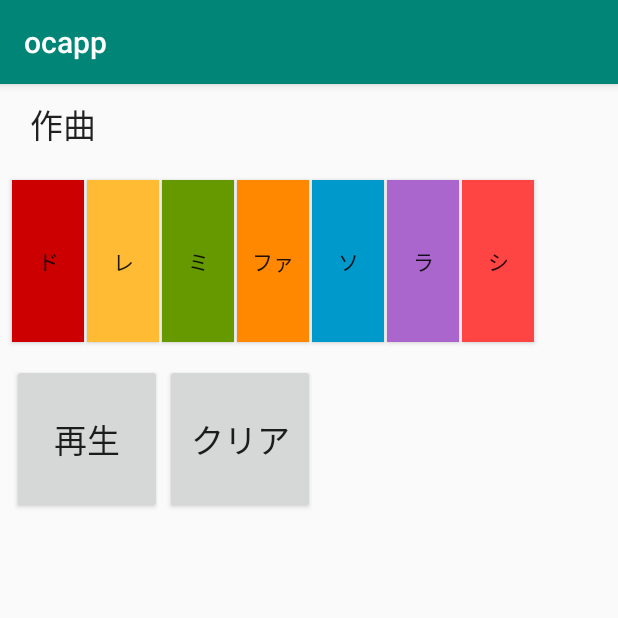
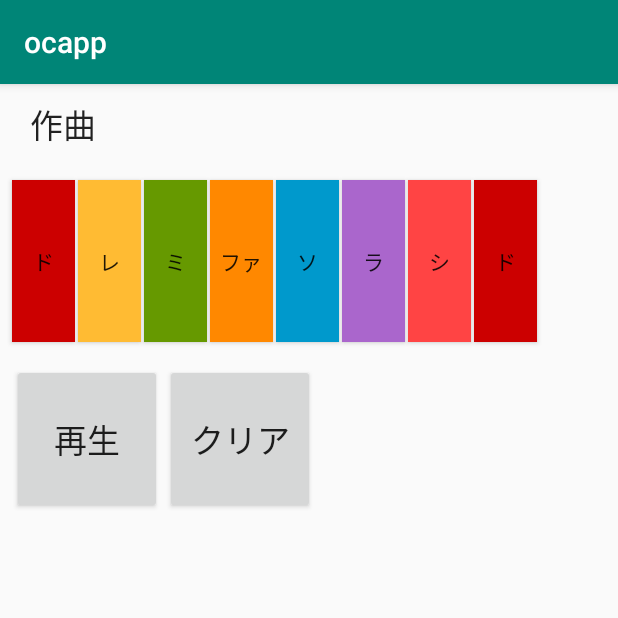
Before and after one commit to masterpiece015v/ocapp, an Android app: the screen it shows after launch (MainActivity), after a tap on an icon or button, on a phone screen of 412 x 824 dp, the top half of it. Run offline under Robolectric (Android 15) with nearby library versions, the phone set to English and light mode, and no system bars.

Commit message:
19080601

```diff
--- a/app/src/main/java/com/example/ocuser/ocapp/MainActivity.kt
+++ b/app/src/main/java/com/example/ocuser/ocapp/MainActivity.kt
@@ -16,13 +16,14 @@ class MainActivity : AppCompatActivity() {
     private lateinit var soundPool : SoundPool
     val scoreList = mutableListOf<Note>()        //楽譜
     val scaleMap = mutableMapOf<String,Int>()    //音階と音源の対応
-    lateinit var btn_do : Button                //ドの鍵盤
-    lateinit var btn_re : Button                //レの鍵盤
-    lateinit var btn_mi : Button                //ミの鍵盤
-    lateinit var btn_fa : Button                //ファの鍵盤
-    lateinit var btn_so : Button                //ソの鍵盤
-    lateinit var btn_ra : Button                //ラの鍵盤
-    lateinit var btn_si : Button                //シの鍵盤
+    lateinit var btn_do1 : Button                //ドの鍵盤
+    lateinit var btn_re1 : Button                //レの鍵盤
+    lateinit var btn_mi1 : Button                //ミの鍵盤
+    lateinit var btn_fa1 : Button                //ファの鍵盤
+    lateinit var btn_so1 : Button                //ソの鍵盤
+    lateinit var btn_ra1 : Button                //ラの鍵盤
+    lateinit var btn_si1 : Button                //シの鍵盤
+    lateinit var btn_do2 : Button               //高いドの鍵盤
     lateinit var btn_play :Button               //再生のボタン
     lateinit var btn_clear : Button             //クリアのボタン
 
@@ -31,55 +32,60 @@ class MainActivity : AppCompatActivity() {
         setContentView(R.layout.activity_main)
         //初期化
         init()
-        //楽譜を作る
-        makeScore()
     }
 
     //ドの鍵盤
-    fun btnDo(){
-        sound("ド")
+    fun btnDo1(){
+        sound("ド1")
     }
     //レの鍵盤
-    fun btnRe(){
+    fun btnRe1(){
 
     }
     //ミの鍵盤
-    fun btnMi(){
+    fun btnMi1(){
 
     }
     //ファの鍵盤
-    fun btnFa(){
+    fun btnFa1(){
 
     }
     //ソの鍵盤
-    fun btnSo(){
+    fun btnSo1(){
 
     }
     //ラの鍵盤
-    fun btnRa(){
+    fun btnRa1(){
     }
     //シの鍵盤
-    fun btnSi(){
+    fun btnSi1(){
 
     }
-    //楽譜を作る
-    fun makeScore(){
-        setScore("ド" , 400 )
+    //ドの鍵盤
+    fun btnDo2(){
 
     }
+    //再生ボタンをクリックした時の処理
+    fun btnPlayClick(){
+        setScore( "ド1" , 800 )
+        setScore( "レ1" , 400 )
 
-    //問題を再生するイベントプログラム
-    fun btnPlayClick(){
+    }
+    //scoreListを再生する非同期プログラム
+    fun scorePlay(){
+
         GlobalScope.launch( Dispatchers.Main ){
-            scoreList.forEach{
-                async( Dispatchers.Default ){
+            btn_play.isEnabled = false
+            async( Dispatchers.Default ){
+                scoreList.forEach{
                     if( it.oto != "休") {
                         sound(it.oto)
                     }
                     Thread.sleep( it.delay )
-                    return@async
-                }.await()
-            }
+                }
+                return@async
+            }.await()
+            btn_play.isEnabled = true
         }
     }
     //初期化処理
@@ -87,47 +93,53 @@ class MainActivity : AppCompatActivity() {
         //音源の準備
         val audioAttributes = AudioAttributes.Builder().setUsage(AudioAttributes.USAGE_GAME).setContentType(AudioAttributes.CONTENT_TYPE_MUSIC).build()
         soundPool = SoundPool.Builder().setAudioAttributes(audioAttributes).setMaxStreams(2).build()
-        scaleMap.put("ド",soundPool.load(this,R.raw.s_do,1))
-        scaleMap.put("レ",soundPool.load(this,R.raw.s_re,1))
-        scaleMap.put("ミ",soundPool.load(this,R.raw.s_mi,1))
-        scaleMap.put("ファ",soundPool.load(this,R.raw.s_fa,1))
-        scaleMap.put("ソ",soundPool.load(this,R.raw.s_so,1))
-        scaleMap.put("ラ",soundPool.load(this,R.raw.s_ra,1))
-        scaleMap.put("シ",soundPool.load(this,R.raw.s_si,1) )
+        scaleMap.put("ド1",soundPool.load(this,R.raw.s_do,1))
+        scaleMap.put("レ1",soundPool.load(this,R.raw.s_re,1))
+        scaleMap.put("ミ1",soundPool.load(this,R.raw.s_mi,1))
+        scaleMap.put("ファ1",soundPool.load(this,R.raw.s_fa,1))
+        scaleMap.put("ソ1",soundPool.load(this,R.raw.s_so,1))
+        scaleMap.put("ラ1",soundPool.load(this,R.raw.s_ra,1))
+        scaleMap.put("シ1",soundPool.load(this,R.raw.s_si,1) )
+        scaleMap.put("ド2",soundPool.load(this,R.raw.s_do2,1))
 
         //鍵盤にイベントを割り当てる
-        btn_do = findViewById(R.id.btn_do)
-        btn_do.setOnClickListener{
-            btnDo()
+        btn_do1 = findViewById(R.id.btn_do1)
+        btn_do1.setOnClickListener{
+            btnDo1()
         }
-        btn_re = findViewById(R.id.btn_re)
-        btn_re.setOnClickListener{
-            btnRe()
+        btn_re1 = findViewById(R.id.btn_re1)
+        btn_re1.setOnClickListener{
+            btnRe1()
         }
-        btn_mi=findViewById(R.id.btn_mi)
-        btn_mi.setOnClickListener{
-            btnMi()
+        btn_mi1=findViewById(R.id.btn_mi1)
+        btn_mi1.setOnClickListener{
+            btnMi1()
         }
-        btn_fa=findViewById(R.id.btn_fa)
-        btn_fa.setOnClickListener{
-            btnFa()
+        btn_fa1=findViewById(R.id.btn_fa1)
+        btn_fa1.setOnClickListener{
+            btnFa1()
         }
-        btn_so=findViewById(R.id.btn_so)
-        btn_so.setOnClickListener{
-            btnSo()
+        btn_so1=findViewById(R.id.btn_so1)
+        btn_so1.setOnClickListener{
+            btnSo1()
         }
-        btn_ra=findViewById(R.id.btn_ra)
-        btn_ra.setOnClickListener {
-            btnRa()
+        btn_ra1=findViewById(R.id.btn_ra1)
+        btn_ra1.setOnClickListener {
+            btnRa1()
         }
-        btn_si=findViewById(R.id.btn_si)
-        btn_si.setOnClickListener{
-            btnSi()
+        btn_si1=findViewById(R.id.btn_si1)
+        btn_si1.setOnClickListener{
+            btnSi1()
+        }
+        btn_do2= findViewById( R.id.btn_do2)
+        btn_do2.setOnClickListener{
+            btnDo2()
         }
         //楽譜を再生ボタン
         btn_play = findViewById(R.id.btn_play)
         btn_play.setOnClickListener{
             btnPlayClick()
+            scorePlay()
         }
         //クリアボタン
         //btn_clear = findViewById<Button>(R.id.btn_clear)
@@ -143,6 +155,4 @@ class MainActivity : AppCompatActivity() {
     fun sound( oto :String ){
         soundPool.play( scaleMap[oto]!!,1.0f,1.0f,0,0,1.0f)
     }
-
-
 }
--- a/app/src/main/res/layout/activity_main.xml
+++ b/app/src/main/res/layout/activity_main.xml
@@ -7,8 +7,8 @@
     tools:context=".MainActivity">
 
     <Button
-        android:id="@+id/btn_do"
-        android:layout_width="48dp"
+        android:id="@+id/btn_do1"
+        android:layout_width="42dp"
         android:layout_height="108dp"
         android:layout_marginStart="8dp"
         android:layout_marginTop="10dp"
@@ -18,14 +18,25 @@
         app:layout_constraintTop_toBottomOf="@+id/guideline" />
 
     <Button
-        android:id="@+id/btn_re"
-        android:layout_width="48dp"
+        android:id="@+id/btn_do2"
+        android:layout_width="42dp"
+        android:layout_height="108dp"
+        android:layout_marginStart="2dp"
+        android:layout_marginTop="10dp"
+        android:background="@android:color/holo_red_dark"
+        android:text="ド"
+        app:layout_constraintStart_toEndOf="@+id/btn_si1"
+        app:layout_constraintTop_toBottomOf="@+id/guideline" />
+
+    <Button
+        android:id="@+id/btn_re1"
+        android:layout_width="42dp"
         android:layout_height="108dp"
         android:layout_marginStart="2dp"
         android:layout_marginTop="10dp"
         android:background="@android:color/holo_orange_light"
         android:text="レ"
-        app:layout_constraintStart_toEndOf="@+id/btn_do"
+        app:layout_constraintStart_toEndOf="@+id/btn_do1"
         app:layout_constraintTop_toBottomOf="@+id/guideline" />
 
     <android.support.constraint.Guideline
@@ -47,58 +58,58 @@
         app:layout_constraintTop_toTopOf="parent" />
 
     <Button
-        android:id="@+id/btn_mi"
-        android:layout_width="48dp"
+        android:id="@+id/btn_mi1"
+        android:layout_width="42dp"
         android:layout_height="108dp"
         android:layout_marginStart="2dp"
         android:layout_marginTop="10dp"
         android:background="@android:color/holo_green_dark"
         android:text="ミ"
-        app:layout_constraintStart_toEndOf="@+id/btn_re"
+        app:layout_constraintStart_toEndOf="@+id/btn_re1"
         app:layout_constraintTop_toBottomOf="@+id/guideline" />
 
     <Button
-        android:id="@+id/btn_fa"
-        android:layout_width="48dp"
+        android:id="@+id/btn_fa1"
+        android:layout_width="42dp"
         android:layout_height="108dp"
         android:layout_marginStart="2dp"
         android:layout_marginTop="10dp"
         android:background="@android:color/holo_orange_dark"
         android:text="ファ"
-        app:layout_constraintStart_toEndOf="@+id/btn_mi"
+        app:layout_constraintStart_toEndOf="@+id/btn_mi1"
         app:layout_constraintTop_toBottomOf="@+id/guideline" />
 
     <Button
-        android:id="@+id/btn_so"
-        android:layout_width="48dp"
+        android:id="@+id/btn_so1"
+        android:layout_width="42dp"
         android:layout_height="108dp"
         android:layout_marginStart="2dp"
         android:layout_marginTop="10dp"
         android:background="@android:color/holo_blue_dark"
         android:text="ソ"
-        app:layout_constraintStart_toEndOf="@+id/btn_fa"
+        app:layout_constraintStart_toEndOf="@+id/btn_fa1"
         app:layout_constraintTop_toBottomOf="@+id/guideline" />
 
     <Button
-        android:id="@+id/btn_ra"
-        android:layout_width="48dp"
+        android:id="@+id/btn_ra1"
+        android:layout_width="42dp"
         android:layout_height="108dp"
         android:layout_marginStart="2dp"
         android:layout_marginTop="10dp"
         android:background="@android:color/holo_purple"
         android:text="ラ"
-        app:layout_constraintStart_toEndOf="@+id/btn_so"
+        app:layout_constraintStart_toEndOf="@+id/btn_so1"
         app:layout_constraintTop_toBottomOf="@+id/guideline" />
 
     <Button
-        android:id="@+id/btn_si"
-        android:layout_width="48dp"
+        android:id="@+id/btn_si1"
+        android:layout_width="42dp"
         android:layout_height="108dp"
         android:layout_marginStart="2dp"
         android:layout_marginTop="10dp"
         android:background="@android:color/holo_red_light"
         android:text="シ"
-        app:layout_constraintStart_toEndOf="@+id/btn_ra"
+        app:layout_constraintStart_toEndOf="@+id/btn_ra1"
         app:layout_constraintTop_toBottomOf="@+id/guideline" />
 
     <Button
```
Also changed, not shown: 1 other file.
